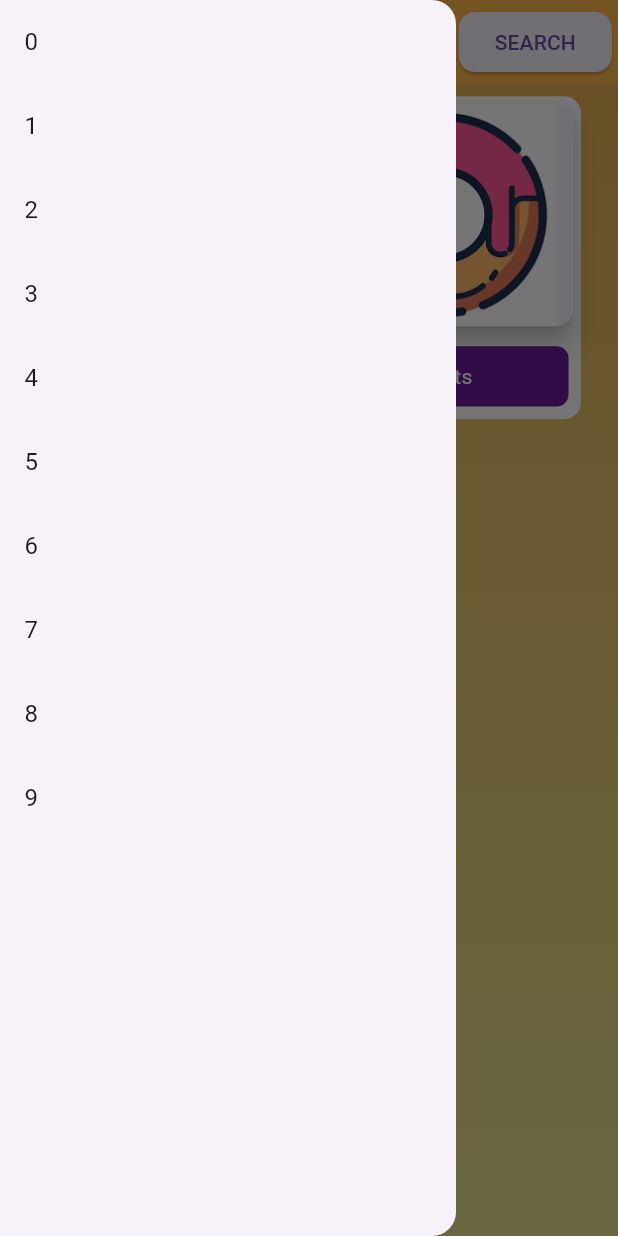
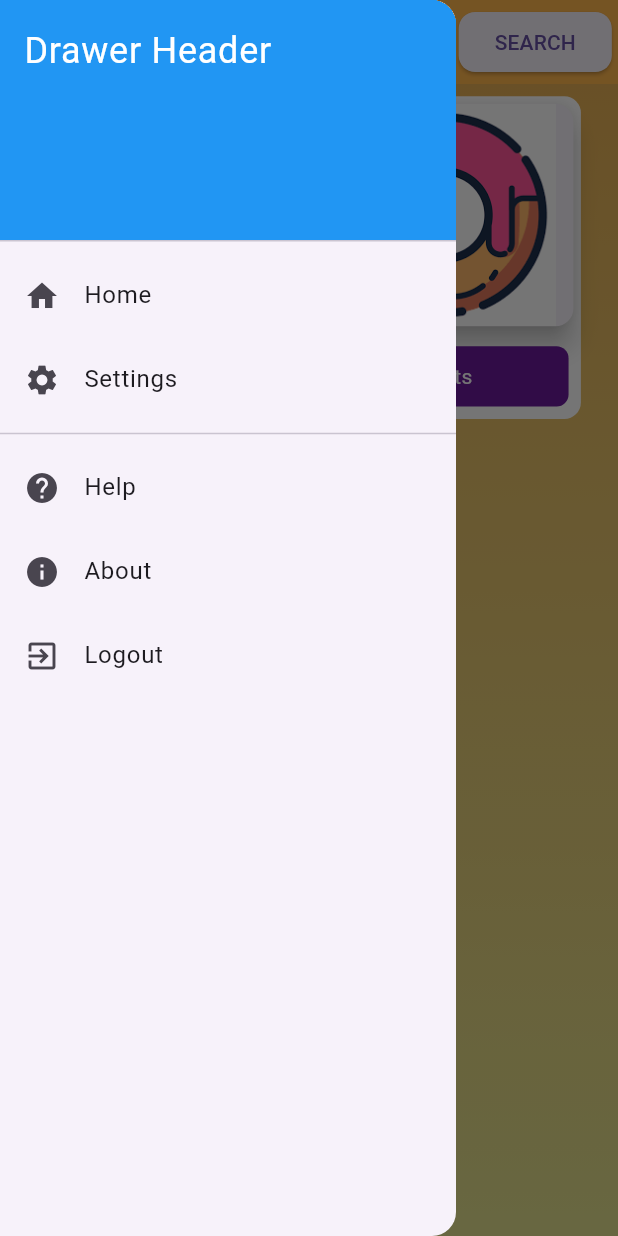
Before and after one commit to shayansaeed123/picture_dictionary, a Flutter app: the CategoriesPage screen opened directly, with the side drawer open, on a phone screen of 412 x 824 dp. Run offline on Flutter 3.47's test engine with Material 3 defaults, Android fonts, the phone set to English and light mode, and no system bars; our stand-ins replace device_preview, firebase_auth, google_sign_in; accounts and stored records are empty.

Commit message:
update
update

```diff
--- a/lib/widget/sidebar.dart
+++ b/lib/widget/sidebar.dart
@@ -38,21 +38,75 @@ class _SideBarState extends State<SideBar> {
   @override
   Widget build(BuildContext context) {
     return Drawer(
-      child: ListView.builder(
-        itemCount: 10,
-        // categories.length,
-        itemBuilder: (context, index) {
-          return ListTile(
-            title: Text(index.toString()),
-            onTap: () {
-              // Call the callback function with the selected category
-              // onCategorySelected('Category $index');
-              // Close the drawer after selecting a category
-              Navigator.pop(context);
-            },
-          );
-        },
-      ),
+      // child: ListView.builder(
+      //   itemCount: 10,
+      //   // categories.length,
+      //   itemBuilder: (context, index) {
+      //     return ListTile(
+      //       title: Text(index.toString()),
+      //       onTap: () {
+      //         // Call the callback function with the selected category
+      //         // onCategorySelected('Category $index');
+      //         // Close the drawer after selecting a category
+      //         Navigator.pop(context);
+      //       },
+      //     );
+      //   },
+      // ),
+      child: ListView(
+      padding: EdgeInsets.zero,
+      children: <Widget>[
+        DrawerHeader(
+          decoration: BoxDecoration(
+            color: Colors.blue,
+          ),
+          child: Text(
+            'Drawer Header',
+            style: TextStyle(
+              color: Colors.white,
+              fontSize: 24,
+            ),
+          ),
+        ),
+        ListTile(
+          leading: Icon(Icons.home),
+          title: Text('Home'),
+          onTap: () {
+            // Handle home tap
+          },
+        ),
+        ListTile(
+          leading: Icon(Icons.settings),
+          title: Text('Settings'),
+          onTap: () {
+            // Handle settings tap
+          },
+        ),
+        Divider(),
+        ListTile(
+          leading: Icon(Icons.help),
+          title: Text('Help'),
+          onTap: () {
+            // Handle help tap
+          },
+        ),
+        ListTile(
+          leading: Icon(Icons.info),
+          title: Text('About'),
+          onTap: () {
+            // Handle about tap
+          },
+        ),
+        Spacer(),
+        ListTile(
+          leading: Icon(Icons.exit_to_app),
+          title: Text('Logout'),
+          onTap: () {
+            // Handle logout tap
+          },
+        ),
+      ],
+    ),
     );
   }
 }
--- a/pubspec.yaml
+++ b/pubspec.yaml
@@ -36,7 +36,9 @@ dependencies:
   # Use with the CupertinoIcons class for iOS style icons.
   cupertino_icons: ^1.0.6
   device_preview:
-  flutter_zoom_drawer:
+  # flutter_zoom_drawer:
+  google_sign_in:
+  firebase_auth:
 
 dev_dependencies:
   flutter_test:
```
Also changed, not shown: lib/view/dashboard/home.dart (+14 -7 lines), lib/view/login/login_signup.dart (+17 -1 lines), assets/bok.png (added), assets/bok1.png (added), pubspec.lock, 4 other files.
